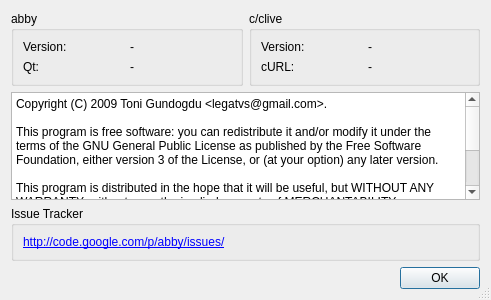
Old version of the form rc/aboutdlg.ui in the repository guendto/abby.
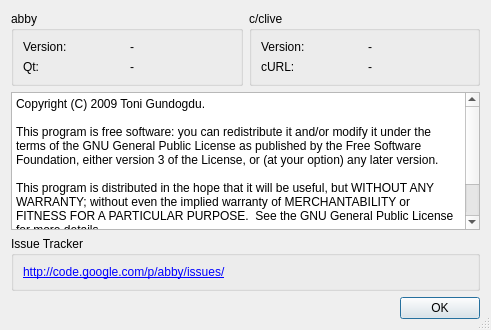
New version of the form.

Commit message: About dialog: minor size + license tweaks.

Diff of the .ui file:
```diff
--- a/rc/aboutdlg.ui
+++ b/rc/aboutdlg.ui
@@ -10,7 +10,7 @@
     <x>0</x>
     <y>0</y>
     <width>491</width>
-    <height>300</height>
+    <height>330</height>
    </rect>
   </property>
   <property name="windowTitle" >
@@ -108,7 +108,7 @@
 &lt;html>&lt;head>&lt;meta name="qrichtext" content="1" />&lt;style type="text/css">
 p, li { white-space: pre-wrap; }
 &lt;/style>&lt;/head>&lt;body style=" font-family:'Monospace'; font-size:9pt; font-weight:400; font-style:normal;">
-&lt;p style=" margin-top:0px; margin-bottom:0px; margin-left:0px; margin-right:0px; -qt-block-indent:0; text-indent:0px;">Copyright (C) 2009 Toni Gundogdu &amp;lt;legatvs@gmail.com&amp;gt;.&lt;/p>
+&lt;p style=" margin-top:0px; margin-bottom:0px; margin-left:0px; margin-right:0px; -qt-block-indent:0; text-indent:0px;">Copyright (C) 2009 Toni Gundogdu.&lt;/p>
 &lt;p style="-qt-paragraph-type:empty; margin-top:0px; margin-bottom:0px; margin-left:0px; margin-right:0px; -qt-block-indent:0; text-indent:0px;">&lt;/p>
 &lt;p style=" margin-top:0px; margin-bottom:0px; margin-left:0px; margin-right:0px; -qt-block-indent:0; text-indent:0px;">This program is free software: you can redistribute it and/or modify it under the terms of the GNU General Public License as published by the Free Software Foundation, either version 3 of the License, or (at your option) any later version.&lt;/p>
 &lt;p style="-qt-paragraph-type:empty; margin-top:0px; margin-bottom:0px; margin-left:0px; margin-right:0px; -qt-block-indent:0; text-indent:0px;">&lt;/p>
```
